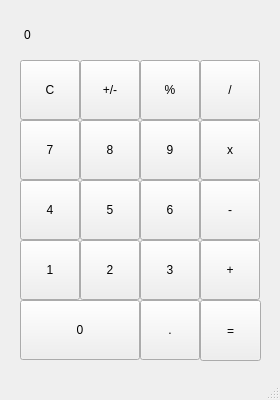
Before: the Qt Designer form mainwindow.ui in JakubLem/Calculator_project, drawn with Qt 5.
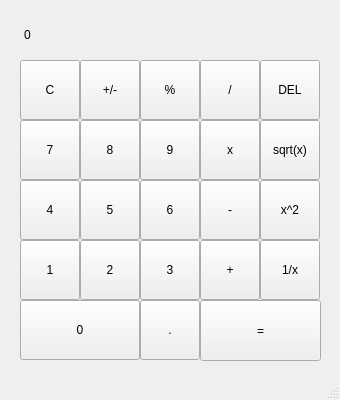
After: the same form once the commit is applied.

```diff
--- a/mainwindow.ui
+++ b/mainwindow.ui
@@ -6,7 +6,7 @@
    <rect>
     <x>0</x>
     <y>0</y>
-    <width>280</width>
+    <width>340</width>
     <height>400</height>
    </rect>
   </property>
@@ -227,7 +227,7 @@
      <rect>
       <x>200</x>
       <y>300</y>
-      <width>61</width>
+      <width>121</width>
       <height>61</height>
      </rect>
     </property>
@@ -274,6 +274,58 @@
      <string>1</string>
     </property>
    </widget>
+   <widget class="QPushButton" name="pushButton_sqrt">
+    <property name="geometry">
+     <rect>
+      <x>260</x>
+      <y>120</y>
+      <width>60</width>
+      <height>60</height>
+     </rect>
+    </property>
+    <property name="text">
+     <string>sqrt(x)</string>
+    </property>
+   </widget>
+   <widget class="QPushButton" name="pushButton_del">
+    <property name="geometry">
+     <rect>
+      <x>260</x>
+      <y>60</y>
+      <width>60</width>
+      <height>60</height>
+     </rect>
+    </property>
+    <property name="text">
+     <string>DEL</string>
+    </property>
+   </widget>
+   <widget class="QPushButton" name="pushButton_pow">
+    <property name="geometry">
+     <rect>
+      <x>260</x>
+      <y>180</y>
+      <width>60</width>
+      <height>60</height>
+     </rect>
+    </property>
+    <property name="text">
+     <string>x^2</string>
+    </property>
+   </widget>
+   <widget class="QPushButton" name="pushButton_1x">
+    <property name="geometry">
+     <rect>
+      <x>260</x>
+      <y>240</y>
+      <width>60</width>
+      <height>60</height>
+     </rect>
+    </property>
+    <property name="text">
+     <string>1/x</string>
+    </property>
+   </widget>
   </widget>
   <widget class="QMenuBar" name="menubar">
    <property name="geometry">
```
Left out of the diff: 2 changed lines with no effect on the pictures.
